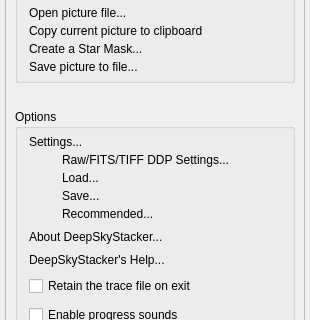
First picture: the form in DeepSkyStacker/ui/ExplorerBar.ui, repository deepskystacker/DSS, before the edit; both pictures show x 0 to 310 and y 408 to 728 of the 310 by 1052 pixel window.
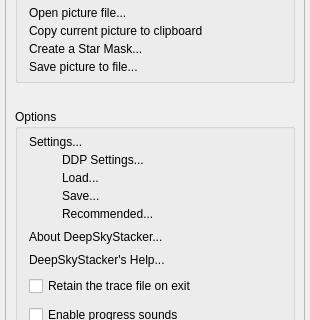
Second picture: the form after the edit.

Patch:
```diff
--- a/DeepSkyStacker/ui/ExplorerBar.ui
+++ b/DeepSkyStacker/ui/ExplorerBar.ui
@@ -525,7 +525,7 @@
               <string notr="true">margin-left: 30</string>
              </property>
              <property name="text">
-              <string comment="IDC_OPTIONS_RAWDDPSETTINGS">Raw/FITS/TIFF DDP Settings...</string>
+              <string comment="IDC_OPTIONS_RAWDDPSETTINGS">DDP Settings...</string>
              </property>
             </widget>
            </item>
```
